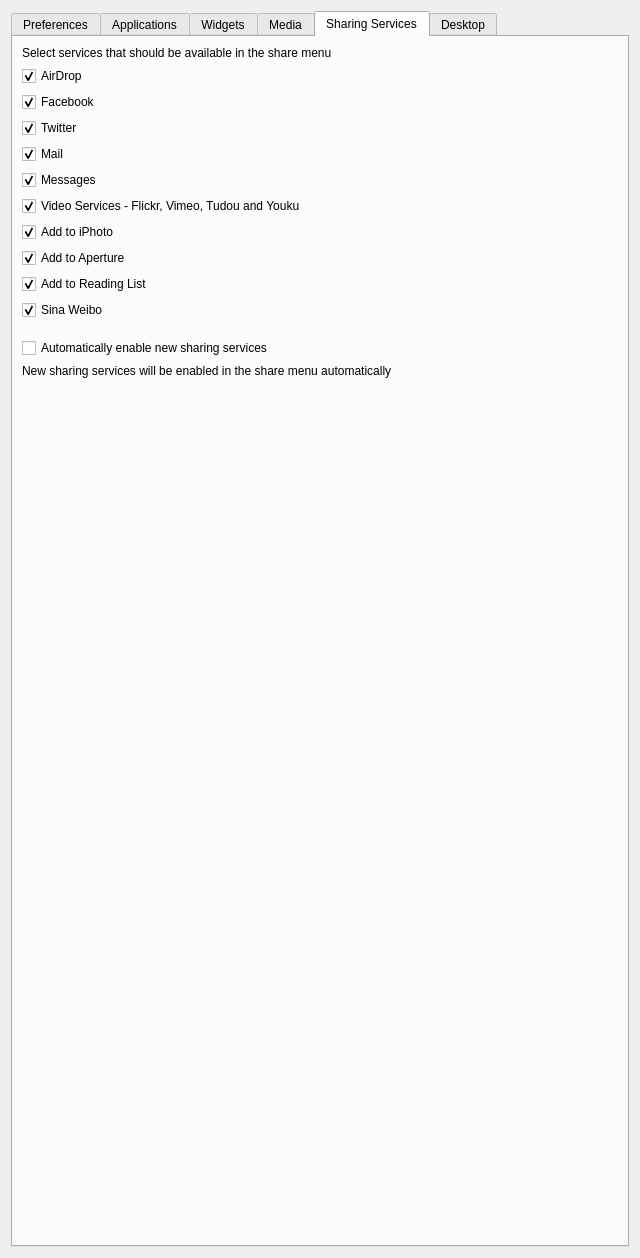
This is FWAdminLib/Configurator/RestrictionsOSXForm.ui in fw-dev/translations as Qt 5 draws it before an edit. The edited form follows.
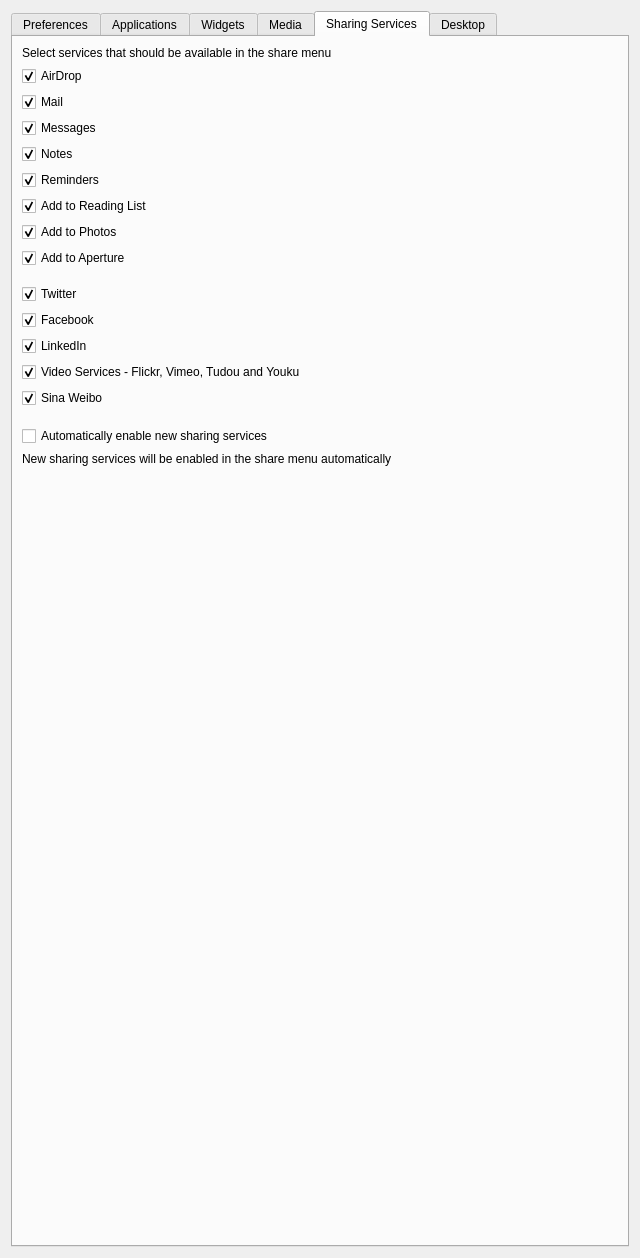
This is the edited form. The open tabs and pages were chosen to show the change. Icons and pictures are not drawn.

```diff
--- a/FWAdminLib/Configurator/RestrictionsOSXForm.ui
+++ b/FWAdminLib/Configurator/RestrictionsOSXForm.ui
@@ -1595,26 +1595,6 @@
          </property>
         </widget>
        </item>
-       <item>
-        <widget class="QCheckBox" name="shareFacebook">
-         <property name="text">
-          <string>Facebook</string>
-         </property>
-         <property name="checked">
-          <bool>true</bool>
-         </property>
-        </widget>
-       </item>
-       <item>
-        <widget class="QCheckBox" name="shareTwitter">
-         <property name="text">
-          <string>Twitter</string>
-         </property>
-         <property name="checked">
-          <bool>true</bool>
-         </property>
-        </widget>
-       </item>
        <item>
         <widget class="QCheckBox" name="shareMail">
          <property name="text">
@@ -1636,9 +1616,29 @@
         </widget>
        </item>
        <item>
-        <widget class="QCheckBox" name="shareVideo">
+        <widget class="QCheckBox" name="shareNotes">
          <property name="text">
-          <string>Video Services - Flickr, Vimeo, Tudou and Youku</string>
+          <string>Notes</string>
+         </property>
+         <property name="checked">
+          <bool>true</bool>
+         </property>
+        </widget>
+       </item>
+       <item>
+        <widget class="QCheckBox" name="shareReminders">
+         <property name="text">
+          <string>Reminders</string>
+         </property>
+         <property name="checked">
+          <bool>true</bool>
+         </property>
+        </widget>
+       </item>
+       <item>
+        <widget class="QCheckBox" name="shareReadingList">
+         <property name="text">
+          <string>Add to Reading List</string>
          </property>
          <property name="checked">
           <bool>true</bool>
@@ -1648,7 +1648,7 @@
        <item>
         <widget class="QCheckBox" name="shareiPhoto">
          <property name="text">
-          <string>Add to iPhoto</string>
+          <string>Add to Photos</string>
          </property>
          <property name="checked">
           <bool>true</bool>
@@ -1666,9 +1666,55 @@
         </widget>
        </item>
        <item>
-        <widget class="QCheckBox" name="shareReadingList">
+        <spacer name="verticalSpacer_6">
+         <property name="orientation">
+          <enum>Qt::Vertical</enum>
+         </property>
+         <property name="sizeType">
+          <enum>QSizePolicy::Fixed</enum>
+         </property>
+         <property name="sizeHint" stdset="0">
+          <size>
+           <width>20</width>
+           <height>10</height>
+          </size>
+         </property>
+        </spacer>
+       </item>
+       <item>
+        <widget class="QCheckBox" name="shareTwitter">
          <property name="text">
-          <string>Add to Reading List</string>
+          <string>Twitter</string>
+         </property>
+         <property name="checked">
+          <bool>true</bool>
+         </property>
+        </widget>
+       </item>
+       <item>
+        <widget class="QCheckBox" name="shareFacebook">
+         <property name="text">
+          <string>Facebook</string>
+         </property>
+         <property name="checked">
+          <bool>true</bool>
+         </property>
+        </widget>
+       </item>
+       <item>
+        <widget class="QCheckBox" name="shareLinkedIn">
+         <property name="text">
+          <string>LinkedIn</string>
+         </property>
+         <property name="checked">
+          <bool>true</bool>
+         </property>
+        </widget>
+       </item>
+       <item>
+        <widget class="QCheckBox" name="shareVideo">
+         <property name="text">
+          <string>Video Services - Flickr, Vimeo, Tudou and Youku</string>
          </property>
          <property name="checked">
           <bool>true</bool>
```
Left out of the diff: 20 changed lines with no effect on the pictures.
